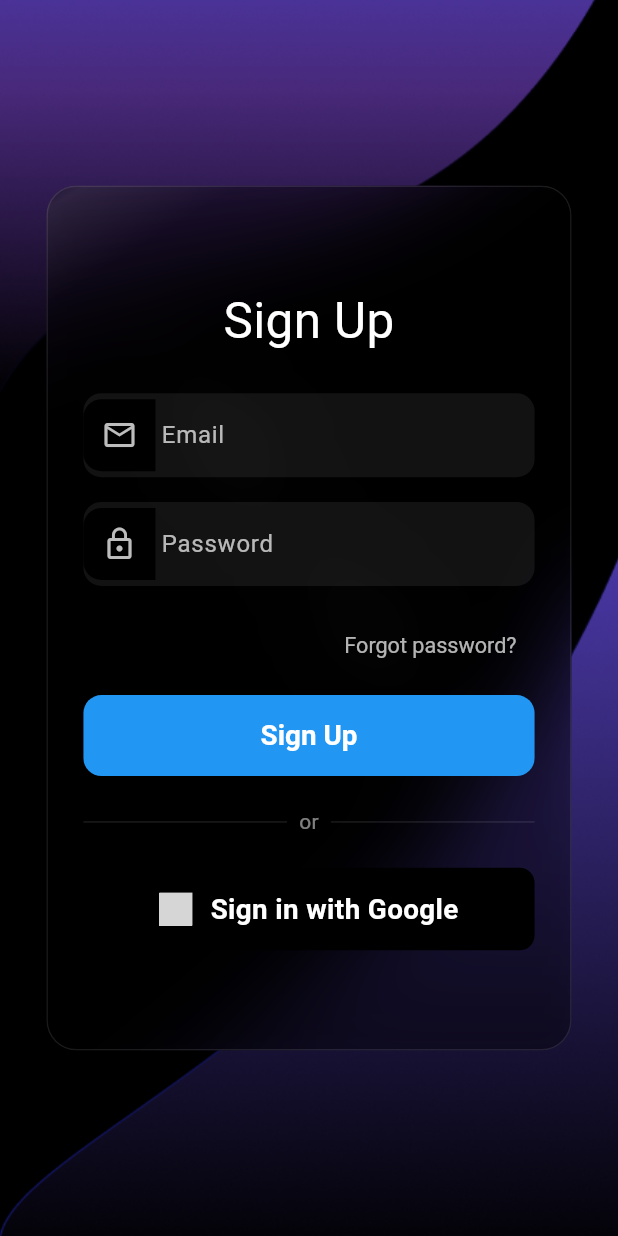
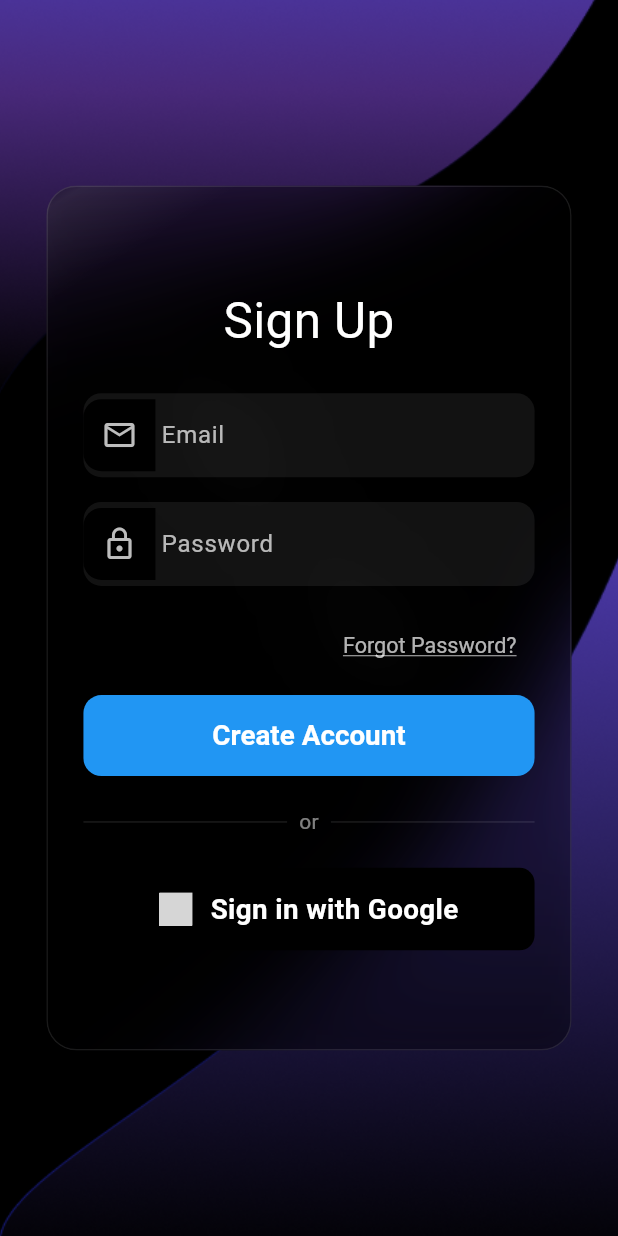
Before and after one commit to Xe2024/VoiceToBN-Invoice, a Flutter app: the screen it shows after launch, on a phone screen of 412 x 824 dp. Run offline on Flutter 3.47's test engine with Material 3 defaults, Android fonts, the phone set to English and light mode, and no system bars; our stand-ins replace firebase_auth, firebase_core, flutter_svg, google_sign_in; accounts and stored records are empty; Roboto replaces fonts that are missing (AbhayaLibreMedium); grey boxes are pictures that could not be loaded.

Commit message:
sign in and create account working

```diff
--- a/lib/main.dart
+++ b/lib/main.dart
@@ -1,14 +1,49 @@
 import 'package:flutter/material.dart';
+import 'package:firebase_core/firebase_core.dart';
+import 'package:firebase_auth/firebase_auth.dart';
 import 'package:voiceinvoice/views/Login.dart';
+import 'package:voiceinvoice/views/HomePage.dart';
 
-void main() {
-  runApp(
-    MaterialApp(
-      title: 'Flutter Demo',
-      theme: ThemeData(
-        colorScheme: ColorScheme.fromSeed(seedColor: Colors.deepPurple),
-      ),
-      home: Login(),
-    ),
-  );
+void main() async {
+  WidgetsFlutterBinding.ensureInitialized();
+  await Firebase.initializeApp();
+  runApp(const MyApp());
 }
+
+class MyApp extends StatelessWidget {
+  const MyApp({super.key});
+
+  @override
+  Widget build(BuildContext context) {
+    return MaterialApp(
+      title: 'Voice Invoice',
+      debugShowCheckedModeBanner: false,
+      home: AuthGate(),
+      routes: {
+        '/login': (context) => Login(),
+        '/home': (context) => HomePage(),
+      },
+    );
+  }
+}
+
+// AuthGate checks if user is logged in
+class AuthGate extends StatelessWidget {
+  const AuthGate({super.key});
+
+  @override
+  Widget build(BuildContext context) {
+    return StreamBuilder<User?>(
+      stream: FirebaseAuth.instance.authStateChanges(),
+      builder: (context, snapshot) {
+        if (snapshot.connectionState == ConnectionState.waiting) {
+          return const Center(child: CircularProgressIndicator());
+        }
+        if (snapshot.hasData) {
+          return HomePage(); // User is logged in
+        }
+        return Login(); // User is NOT logged in
+      },
+    );
+  }
+}
--- a/lib/views/Login.dart
+++ b/lib/views/Login.dart
@@ -1,6 +1,8 @@
 import 'dart:ui';
 import 'package:flutter/material.dart';
 import 'package:flutter_svg/flutter_svg.dart';
+import 'package:firebase_auth/firebase_auth.dart';
+import 'package:google_sign_in/google_sign_in.dart';
 
 class Login extends StatefulWidget {
   const Login({super.key});
@@ -209,10 +211,7 @@ class _LoginState extends State<Login> with SingleTickerProviderStateMixin {
                                                       left: Radius.circular(12),
                                                     ),
                                               ),
-                                              padding: EdgeInsets.symmetric(
-                                                horizontal: 12,
-                                                vertical: 0,
-                                              ),
+
                                               child: Icon(
                                                 Icons.email_outlined,
                                                 color: isFocused
@@ -279,6 +278,7 @@ class _LoginState extends State<Login> with SingleTickerProviderStateMixin {
                                         return TextField(
                                           controller: _passwordController,
                                           obscureText: true,
+                                          obscuringCharacter: '*',
                                           style: TextStyle(
                                             color: Colors.white,
                                             fontFamily: 'AbhayaLibreMedium',
@@ -293,7 +293,7 @@ class _LoginState extends State<Login> with SingleTickerProviderStateMixin {
                                                     ),
                                               ),
                                               padding: EdgeInsets.symmetric(
-                                                horizontal: 12,
+                                                horizontal: 0,
                                                 vertical: 0,
                                               ),
                                               child: Icon(
@@ -362,7 +362,12 @@ class _LoginState extends State<Login> with SingleTickerProviderStateMixin {
                                         fontSize: screenWidth * 0.035,
                                       ),
                                     ),
-                                    child: Text('Forgot password?'),
+                                    child: Text(
+                                      'Forgot Password?',
+                                      style: TextStyle(
+                                        decoration: TextDecoration.underline,
+                                      ),
+                                    ),
                                   ),
                                 ),
                                 SizedBox(height: screenHeight * 0.01),
@@ -372,17 +377,7 @@ class _LoginState extends State<Login> with SingleTickerProviderStateMixin {
                                   child: ElevatedButton(
                                     onPressed: _isSigningUp
                                         ? null
-                                        : () async {
-                                            setState(() => _isSigningUp = true);
-                                            // Simulate loading
-                                            await Future.delayed(
-                                              Duration(seconds: 2),
-                                            );
-                                            setState(
-                                              () => _isSigningUp = false,
-                                            );
-                                            // Handle sign up logic here
-                                          },
+                                        : _signUpWithEmail,
                                     style: ElevatedButton.styleFrom(
                                       backgroundColor: _isSigningUp
                                           ? Colors.white
@@ -421,7 +416,7 @@ class _LoginState extends State<Login> with SingleTickerProviderStateMixin {
                                               ),
                                               SizedBox(width: 12),
                                               Text(
-                                                'Signing Up...',
+                                                'Creating Account...',
                                                 style: TextStyle(
                                                   color: Colors.blue,
                                                   fontFamily:
@@ -431,7 +426,7 @@ class _LoginState extends State<Login> with SingleTickerProviderStateMixin {
                                               ),
                                             ],
                                           )
-                                        : Text('Sign Up'),
+                                        : Text('Create Account'),
                                   ),
                                 ),
                                 SizedBox(height: screenHeight * 0.025),
@@ -471,45 +466,24 @@ class _LoginState extends State<Login> with SingleTickerProviderStateMixin {
                                   child: GestureDetector(
                                     onTap: _isGoogleSigningIn
                                         ? null
-                                        : () async {
-                                            setState(
-                                              () => _isGoogleSigningIn = true,
-                                            );
-                                            await Future.delayed(
-                                              const Duration(seconds: 2),
-                                            );
-                                            setState(
-                                              () => _isGoogleSigningIn = false,
-                                            );
-                                            // Handle Google sign in logic here
-                                          },
+                                        : _signInWithGoogle,
                                     child: AnimatedContainer(
                                       duration: const Duration(
                                         milliseconds: 350,
                                       ),
                                       padding: EdgeInsets.all(
                                         _isGoogleSigningIn ? 2 : 0,
-                                      ), // Show border when loading
+                                      ),
                                       decoration: BoxDecoration(
                                         borderRadius: BorderRadius.circular(12),
                                         gradient: _isGoogleSigningIn
                                             ? LinearGradient(
                                                 colors: [
-                                                  Color(
-                                                    0xFF4285F4,
-                                                  ), // Google Blue
-                                                  Color(
-                                                    0xFF34A853,
-                                                  ), // Google Green
-                                                  Color(
-                                                    0xFFFBBC05,
-                                                  ), // Google Yellow
-                                                  Color(
-                                                    0xFFEA4335,
-                                                  ), // Google Red
-                                                  Color(
-                                                    0xFF4285F4,
-                                                  ), // Google Blue again for smoothness
+                                                  Color(0xFF4285F4),
+                                                  Color(0xFF34A853),
+                                                  Color(0xFFFBBC05),
+                                                  Color(0xFFEA4335),
+                                                  Color(0xFF4285F4),
                                                 ],
                                                 stops: [
                                                   0.0,
@@ -598,6 +572,64 @@ class _LoginState extends State<Login> with SingleTickerProviderStateMixin {
       ),
     );
   }
+
+  Future<void> _signUpWithEmail() async {
+    setState(() => _isSigningUp = true);
+    try {
+      final credential = await FirebaseAuth.instance
+          .createUserWithEmailAndPassword(
+            email: _emailController.text.trim(),
+            password: _passwordController.text.trim(),
+          );
+      // If successful, navigation is handled by AuthGate in main.dart
+    } on FirebaseAuthException catch (e) {
+      ScaffoldMessenger.of(
+        context,
+      ).showSnackBar(SnackBar(content: Text(e.message ?? 'Sign up failed')));
+    } finally {
+      setState(() => _isSigningUp = false);
+    }
+  }
+
+  Future<void> _signInWithGoogle() async {
+    setState(() => _isGoogleSigningIn = true);
+    try {
+      final GoogleSignInAccount? googleUser = await GoogleSignIn().signIn();
+      if (googleUser == null) {
+        setState(() => _isGoogleSigningIn = false);
+        ScaffoldMessenger.of(context).showSnackBar(
+          const SnackBar(content: Text('Google sign-in was cancelled.')),
+        );
+        return;
+      }
+      final GoogleSignInAuthentication googleAuth =
+          await googleUser.authentication;
+      final credential = GoogleAuthProvider.credential(
+        accessToken: googleAuth.accessToken,
+        idToken: googleAuth.idToken,
+      );
+      await FirebaseAuth.instance.signInWithCredential(credential);
+      // AuthGate will handle navigation
+    } on FirebaseAuthException catch (e) {
+      debugPrint('FirebaseAuthException: ${e.code} - ${e.message}');
+      ScaffoldMessenger.of(context).showSnackBar(
+        SnackBar(
+          content: Text('Sign in failed: ${e.code}\n${e.message ?? ''}'),
+          backgroundColor: Colors.red,
+        ),
+      );
+    } catch (e) {
+      debugPrint('Google sign-in error: $e');
+      ScaffoldMessenger.of(context).showSnackBar(
+        SnackBar(
+          content: Text('An unexpected error occurred: $e'),
+          backgroundColor: Colors.red,
+        ),
+      );
+    } finally {
+      setState(() => _isGoogleSigningIn = false);
+    }
+  }
 }
 
 // Shimmer painter for animated highlight
--- a/pubspec.yaml
+++ b/pubspec.yaml
@@ -37,6 +37,7 @@ dependencies:
   firebase_core: ^3.13.1
   firebase_auth: ^5.5.4
   flutter_svg: ^2.1.0
+  google_sign_in: ^6.3.0
 
 dev_dependencies:
   flutter_test:
```
Also changed, not shown: lib/views/HomePage.dart (added, +43 -0 lines), pubspec.lock, 2 other files.
